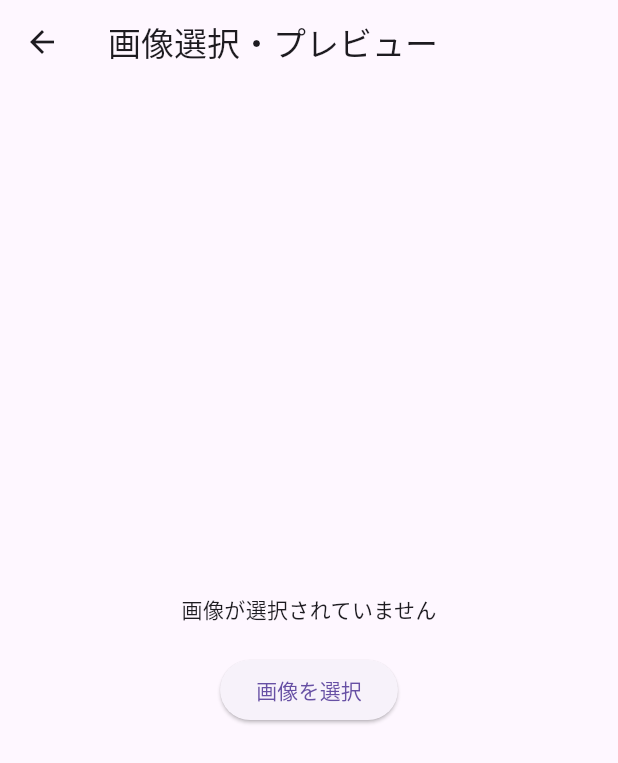
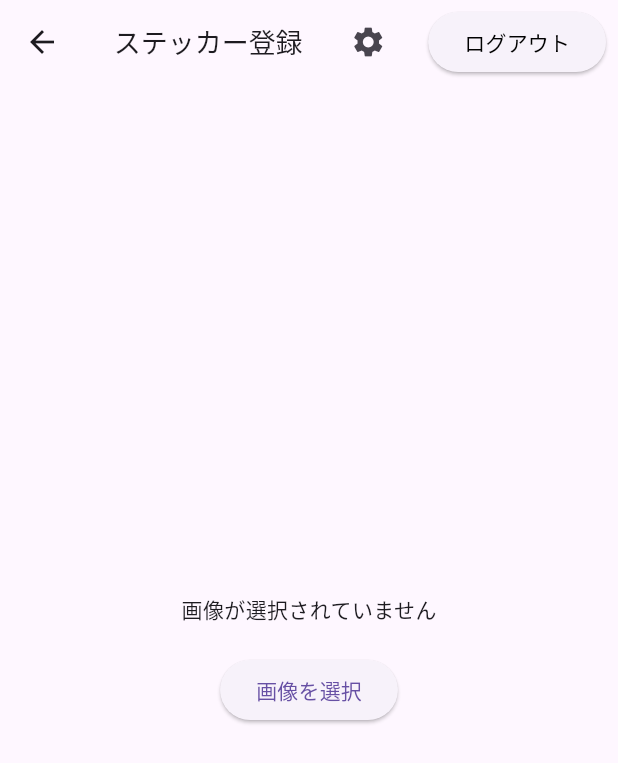
Before and after one commit to shomaozasa/StickerMemory, a Flutter app: the ImagePickerPage screen opened by its route, after a tap on "画像を選択", on a phone screen of 412 x 824 dp. Shown: the top 763 px of the screen. Run offline on Flutter 3.47's test engine with Material 3 defaults, Android fonts, the light colour scheme and no system bars; our stand-ins replace firebase_auth, firebase_core, firebase_storage, image_picker; accounts and stored records are empty.

Commit message:
Sticker登録

```diff
--- a/sticker_memory/lib/main.dart
+++ b/sticker_memory/lib/main.dart
@@ -45,7 +45,7 @@ class MyApp extends StatelessWidget {
         // ログイン状態に関わらず、すべての可能なルートをここに定義します
         '/login': (context) => LoginPage(),
         '/registration': (context) => RegistrationPage(),
-        '/sticker': (context) => StickerBoardPage(),
+        '/sticker_board': (context) => StickerBoardPage(),
         '/stamp': (context) => ImagePickerPage(),
         '/setting': (context) => SettingsPage(),
         '/sticker_view': (context) => StickerViewPage(),
--- /dev/null
+++ b/sticker_memory/lib/pages/custom_appbar.dart
@@ -0,0 +1,59 @@
+import 'package:flutter/material.dart';
+import 'package:firebase_auth/firebase_auth.dart';
+import 'login_account.dart';
+
+class CustomAppBar extends StatelessWidget implements PreferredSizeWidget {
+  final String title;
+
+  const CustomAppBar({super.key, required this.title});
+
+  @override
+  Widget build(BuildContext context) {
+    final user = FirebaseAuth.instance.currentUser;
+
+    return AppBar(
+      automaticallyImplyLeading: true, // ← 自動で戻るボタン表示
+      title: Center(child: Text(title, style: const TextStyle(fontSize: 18))),
+      actions: [
+        IconButton(
+          icon: const Icon(Icons.settings),
+          onPressed: () {
+            // 設定ページへ遷移する処理
+          },
+        ),
+        Padding(
+          padding: const EdgeInsets.symmetric(horizontal: 4.0),
+          child: Center(
+            child: Text(
+              user?.displayName ?? 'No name',
+              style: const TextStyle(fontSize: 14),
+            ),
+          ),
+        ),
+        Padding(
+          padding: const EdgeInsets.symmetric(horizontal: 8.0),
+          child: ElevatedButton(
+            onPressed: () async {
+              await FirebaseAuth.instance.signOut();
+              Navigator.pushAndRemoveUntil(
+                context,
+                MaterialPageRoute(builder: (context) => LoginPage()),
+                (route) => false,
+              );
+            },
+            child: Text(
+              'ログアウト',
+              style: TextStyle(
+                color: Colors.black, // AppBarに合わせて白文字
+                fontSize: 14,
+              ),
+            ),
+          ),
+        ),
+      ],
+    );
+  }
+
+  @override
+  Size get preferredSize => const Size.fromHeight(kToolbarHeight);
+}
--- a/sticker_memory/lib/pages/registration_sticker.dart
+++ b/sticker_memory/lib/pages/registration_sticker.dart
@@ -1,6 +1,11 @@
+import 'package:firebase_core/firebase_core.dart';
 import 'package:flutter/material.dart';
 import 'dart:io';
 import 'package:image_picker/image_picker.dart';
+import 'package:sticker_memory/pages/custom_appbar.dart';
+import 'package:firebase_storage/firebase_storage.dart';
+import 'package:image_picker/image_picker.dart';
+import 'package:path_provider/path_provider.dart';
 
 class ImagePickerPage extends StatefulWidget {
   @override
@@ -18,13 +23,28 @@ class _ImagePickerPageState extends State<ImagePickerPage> {
       setState(() {
         _selectedImage = File(image.path);
       });
+      File file = File(image.path);
+      FirebaseStorage storage = FirebaseStorage.instance;
+      try {
+        // Firebase Storageに画像をアップロード
+        await storage
+            .ref('stickers/${file.uri.pathSegments.last}')
+            .putFile(file);
+        ScaffoldMessenger.of(
+          context,
+        ).showSnackBar(SnackBar(content: Text('画像がアップロードされました')));
+      } catch (e) {
+        ScaffoldMessenger.of(
+          context,
+        ).showSnackBar(SnackBar(content: Text('アップロードエラー: ${e.toString()}')));
+      }
     }
   }
 
   @override
   Widget build(BuildContext context) {
     return Scaffold(
-      appBar: AppBar(title: Text('画像選択・プレビュー')),
+      appBar: const CustomAppBar(title: 'ステッカー登録'),
       body: Center(
         child: Column(
           mainAxisAlignment: MainAxisAlignment.center,
--- a/sticker_memory/lib/pages/sticker_board.dart
+++ b/sticker_memory/lib/pages/sticker_board.dart
@@ -1,6 +1,9 @@
 import 'package:flutter/material.dart';
 import 'package:flutter/services.dart'; // 触覚フィードバック用
 import 'dart:math';
+import 'setting.dart'; // 設定ページのインポート
+import 'package:sticker_memory/pages/registration_sticker.dart'; // ステッカー登録ページのインポート
+import 'custom_appbar.dart'; // カスタムAppBarのインポート
 
 void main() {
   runApp(const MyApp());
@@ -13,10 +16,7 @@ class MyApp extends StatelessWidget {
   Widget build(BuildContext context) {
     return MaterialApp(
       title: 'ステッカー台紙',
-      theme: ThemeData(
-        useMaterial3: true,
-        colorSchemeSeed: Colors.teal,
-      ),
+      theme: ThemeData(useMaterial3: true, colorSchemeSeed: Colors.teal),
       home: const StickerBoardPage(),
     );
   }
@@ -63,6 +63,7 @@ class _StickerBoardPageState extends State<StickerBoardPage> {
 
   Widget _buildTabletLayout() {
     return Scaffold(
+      appBar: const CustomAppBar(title: 'メモリー作成'),
       body: Row(
         children: [
           _buildStickerPanel(width: 250),
@@ -77,9 +78,7 @@ class _StickerBoardPageState extends State<StickerBoardPage> {
       body: Stack(
         children: [
           // メインエリアを常に表示
-          Positioned.fill(
-            child: _buildMainArea(),
-          ),
+          Positioned.fill(child: _buildMainArea()),
           // ステッカーパネルをオーバーレイとして表示
           if (_showStickerPanel) ...[
             // 背景オーバーレイ
@@ -90,9 +89,7 @@ class _StickerBoardPageState extends State<StickerBoardPage> {
                     _showStickerPanel = false;
                   });
                 },
-                child: Container(
-                  color: Colors.black.withOpacity(0.3),
-                ),
+                child: Container(color: Colors.black.withOpacity(0.3)),
               ),
             ),
             // ステッカーパネル
@@ -103,10 +100,9 @@ class _StickerBoardPageState extends State<StickerBoardPage> {
               child: Material(
                 elevation: 8,
                 child: Container(
-                  width: isMobile ? MediaQuery.of(context).size.width * 0.8 : 300,
-                  decoration: const BoxDecoration(
-                    color: Color(0xFFDDE8E5),
-                  ),
+                  width:
+                      isMobile ? MediaQuery.of(context).size.width * 0.8 : 300,
+                  decoration: const BoxDecoration(color: Color(0xFFDDE8E5)),
                   child: _buildStickerPanelContent(),
                 ),
               ),
@@ -187,7 +183,9 @@ class _StickerBoardPageState extends State<StickerBoardPage> {
                   // デバッグ用：ステッカーが追加されたことを確認
                   ScaffoldMessenger.of(context).showSnackBar(
                     SnackBar(
-                      content: Text('ステッカーを追加しました (合計: ${placedStickers.length}個)'),
+                      content: Text(
+                        'ステッカーを追加しました (合計: ${placedStickers.length}個)',
+                      ),
                       duration: const Duration(seconds: 1),
                     ),
                   );
@@ -259,8 +257,10 @@ class _StickerBoardPageState extends State<StickerBoardPage> {
                             child: GestureDetector(
                               onPanUpdate: (details) {
                                 setState(() {
-                                  final dx = sticker.offset.dx + details.delta.dx;
-                                  final dy = sticker.offset.dy + details.delta.dy;
+                                  final dx =
+                                      sticker.offset.dx + details.delta.dx;
+                                  final dy =
+                                      sticker.offset.dy + details.delta.dy;
                                   sticker.offset = Offset(
                                     dx.clamp(0.0, constraints.maxWidth - 80),
                                     dy.clamp(0.0, constraints.maxHeight - 80),
@@ -287,9 +287,16 @@ class _StickerBoardPageState extends State<StickerBoardPage> {
                                   child: Container(
                                     padding: const EdgeInsets.all(4),
                                     decoration: BoxDecoration(
-                                      border: sticker.isSelected
-                                        ? Border.all(color: Colors.blue, width: 3)
-                                        : Border.all(color: Colors.transparent, width: 3),
+                                      border:
+                                          sticker.isSelected
+                                              ? Border.all(
+                                                color: Colors.blue,
+                                                width: 3,
+                                              )
+                                              : Border.all(
+                                                color: Colors.transparent,
+                                                width: 3,
+                                              ),
                                       borderRadius: BorderRadius.circular(8),
                                     ),
                                     child: Stack(
@@ -298,20 +305,30 @@ class _StickerBoardPageState extends State<StickerBoardPage> {
                                       children: [
                                         Container(
                                           decoration: BoxDecoration(
-                                            borderRadius: BorderRadius.circular(4),
-                                            boxShadow: sticker.isSelected ? [
+                                            borderRadius: BorderRadius.circular(
+                                              4,
+                                            ),
+                                            boxShadow:
+                                                sticker.isSelected
+                                                    ? [
                                                       BoxShadow(
-                                                color: Colors.blue.withOpacity(0.3),
+                                                        color: Colors.blue
+                                                            .withOpacity(0.3),
                                                         blurRadius: 8,
                                                         spreadRadius: 2,
                                                       ),
-                                            ] : null,
+                                                    ]
+                                                    : null,
                                           ),
                                           child: Image.asset(
                                             sticker.imagePath,
                                             width: 80,
                                             height: 80,
-                                            errorBuilder: (context, error, stackTrace) {
+                                            errorBuilder: (
+                                              context,
+                                              error,
+                                              stackTrace,
+                                            ) {
                                               return Container(
                                                 width: 80,
                                                 height: 80,
@@ -324,7 +341,8 @@ class _StickerBoardPageState extends State<StickerBoardPage> {
                                             },
                                           ),
                                         ),
-                                        if (sticker.isSelected) ..._buildControlButtons(sticker),
+                                        if (sticker.isSelected)
+                                          ..._buildControlButtons(sticker),
                                       ],
                                     ),
                                   ),
@@ -338,7 +356,10 @@ class _StickerBoardPageState extends State<StickerBoardPage> {
                           top: 10,
                           right: 10,
                           child: Container(
-                            padding: const EdgeInsets.symmetric(horizontal: 8, vertical: 4),
+                            padding: const EdgeInsets.symmetric(
+                              horizontal: 8,
+                              vertical: 4,
+                            ),
                             decoration: BoxDecoration(
                               color: Colors.black.withOpacity(0.7),
                               borderRadius: BorderRadius.circular(12),
@@ -477,11 +498,7 @@ class _StickerBoardPageState extends State<StickerBoardPage> {
                 ),
               ],
             ),
-            child: Icon(
-              icon,
-              size: iconSize,
-              color: color,
-            ),
+            child: Icon(icon, size: iconSize, color: color),
           ),
         ),
       ),
@@ -553,7 +570,8 @@ class _StickerBoardPageState extends State<StickerBoardPage> {
   void _showDeleteDialog(_PlacedSticker sticker) {
     showDialog(
       context: context,
-      builder: (context) => AlertDialog(
+      builder:
+          (context) => AlertDialog(
             title: const Text('ステッカーを削除'),
             content: const Text('このステッカーを削除しますか？'),
             actions: [
--- a/sticker_memory/lib/pages/sticker_view.dart
+++ b/sticker_memory/lib/pages/sticker_view.dart
@@ -1,10 +1,11 @@
 import 'package:flutter/material.dart';
+import 'package:sticker_memory/pages/custom_appbar.dart';
 
 class StickerViewPage extends StatelessWidget {
   @override
   Widget build(BuildContext context) {
     return Scaffold(
-      appBar: AppBar(title: Text("ステッカー表示")),
+      appBar: const CustomAppBar(title: 'ステッカー一覧'),
       body: Center(child: Text("設定ページです")),
     );
   }
--- a/sticker_memory/pubspec.yaml
+++ b/sticker_memory/pubspec.yaml
@@ -31,6 +31,8 @@ dependencies:
   flutter:
     sdk: flutter
   image_picker: ^1.1.2
+  firebase_storage: ^12.4.6
+  path_provider: ^2.1.5
 
 
   # The following adds the Cupertino Icons font to your application.
```
Also changed, not shown: sticker_memory/pubspec.lock, 3 other files. Lines whose indentation alone changed are shown as unchanged.
